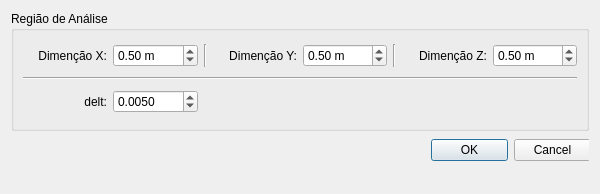
First picture: the form in final_Interface/dialog_cgerais.ui, repository pvmocbel/Lane3dViewer, before the edit.
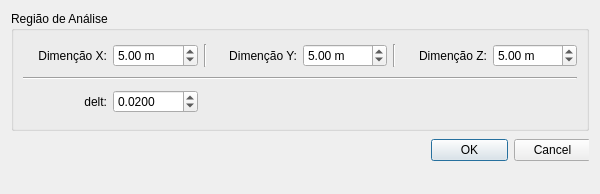
Second picture: the form after the edit.

The edit to the form file:
```diff
--- a/final_Interface/dialog_cgerais.ui
+++ b/final_Interface/dialog_cgerais.ui
@@ -72,7 +72,7 @@
          <double>1000.000000000000000</double>
         </property>
         <property name="value">
-         <double>0.500000000000000</double>
+         <double>5.000000000000000</double>
         </property>
        </widget>
       </item>
@@ -108,7 +108,7 @@
          <double>1000.000000000000000</double>
         </property>
         <property name="value">
-         <double>0.500000000000000</double>
+         <double>5.000000000000000</double>
         </property>
        </widget>
       </item>
@@ -147,7 +147,7 @@
          <double>1000.000000000000000</double>
         </property>
         <property name="value">
-         <double>0.500000000000000</double>
+         <double>5.000000000000000</double>
         </property>
        </widget>
       </item>
@@ -177,7 +177,7 @@
          <number>4</number>
         </property>
         <property name="value">
-         <double>0.005000000000000</double>
+         <double>0.020000000000000</double>
         </property>
        </widget>
       </item>
```
Left out of the diff: 12 changed lines with no effect on the pictures.
